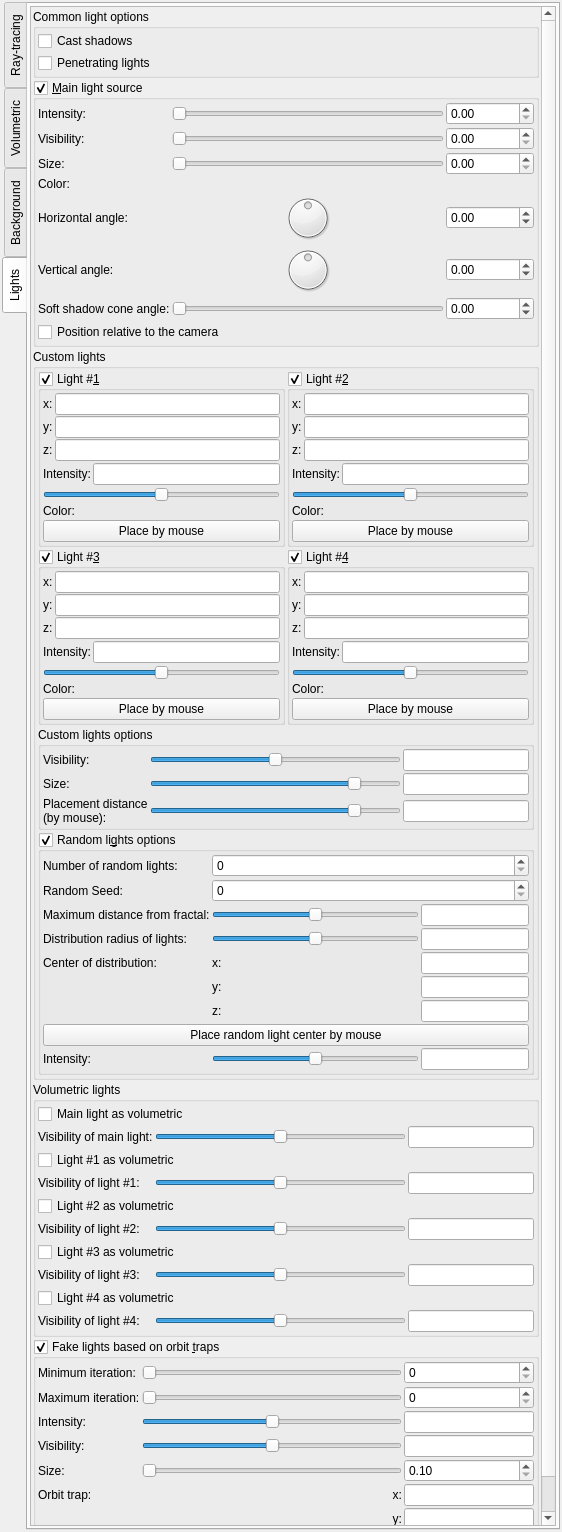
First picture: the form in mandelbulber2/qt/dock_effects.ui, repository buddhi1980/mandelbulber2, before the edit.
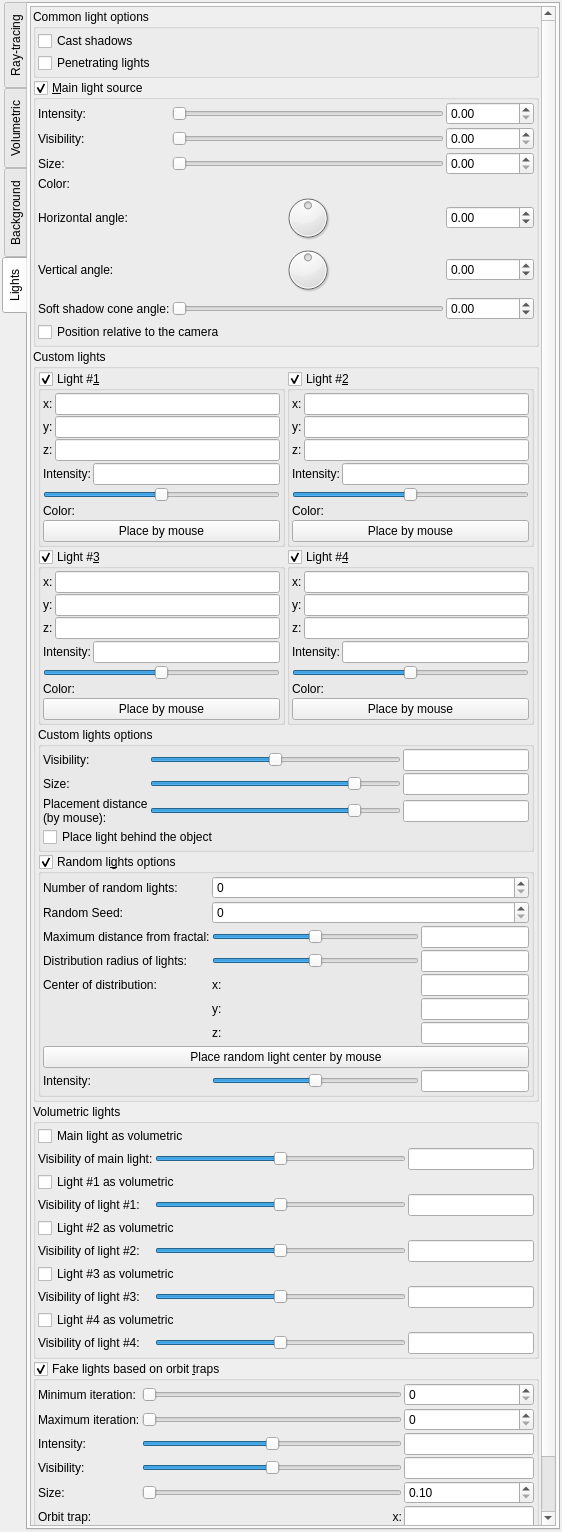
Second picture: the form after the edit. The open tabs and pages were chosen to show the change. Icons and pictures are not drawn. Custom widgets are drawn as their Qt base class.

Commit message: Added option to place light source behind the object (issue #117)

Patch:
```diff
--- a/mandelbulber2/qt/dock_effects.ui
+++ b/mandelbulber2/qt/dock_effects.ui
@@ -2493,8 +2493,8 @@
            <rect>
             <x>0</x>
             <y>0</y>
-            <width>325</width>
-            <height>1515</height>
+            <width>507</width>
+            <height>1535</height>
            </rect>
           </property>
           <layout class="QVBoxLayout" name="verticalLayout_41">
@@ -3867,6 +3867,19 @@
                      </property>
                     </widget>
                    </item>
+                   <item row="4" column="0" colspan="3">
+                    <widget class="MyCheckBox" name="checkBox_aux_light_place_behind">
+                     <property name="sizePolicy">
+                      <sizepolicy hsizetype="Minimum" vsizetype="Maximum">
+                       <horstretch>0</horstretch>
+                       <verstretch>0</verstretch>
+                      </sizepolicy>
+                     </property>
+                     <property name="text">
+                      <string>Place light behind the object</string>
+                     </property>
+                    </widget>
+                   </item>
                   </layout>
                  </item>
                 </layout>
```
Left out of the diff: 56 changed lines with no effect on the pictures. The commit also changes 8 other files.
